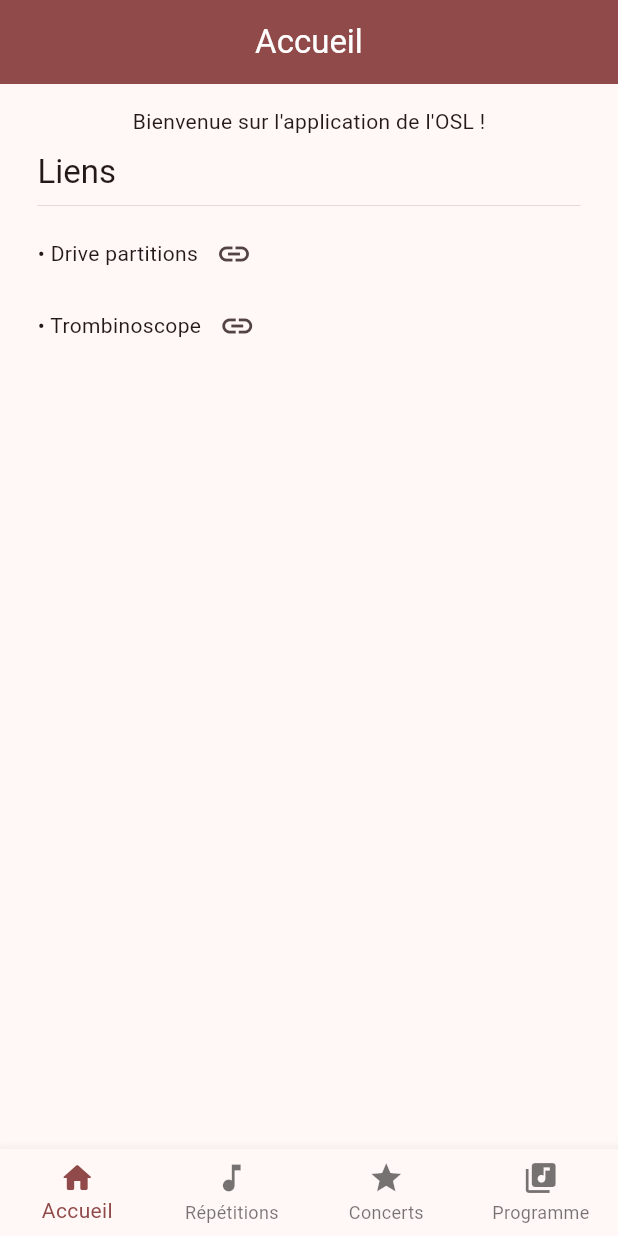
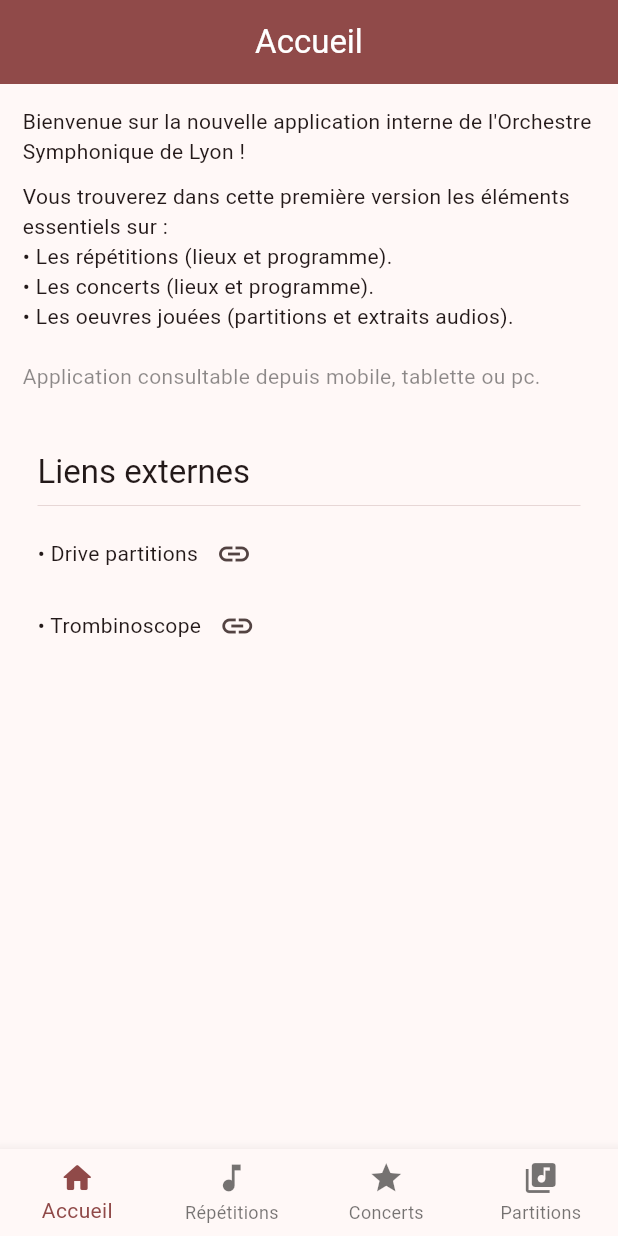
Before and after one commit to AlexMasson/OslApp, a Flutter app: the screen it shows after launch, on a phone screen of 412 x 824 dp. Run offline on Flutter 3.47's test engine with Material 2 defaults, Android fonts, the phone set to English and light mode, and no system bars; our stand-ins replace csv, flutter_easyloading, flutter_svg; missing offline and left inert: maps_launcher, rounded_background_text.

Commit message:
some edition

```diff
--- a/lib/index_page.dart
+++ b/lib/index_page.dart
@@ -8,12 +8,23 @@ class IndexPage extends StatelessWidget {
   Widget build(BuildContext context) {
     return Container(
         padding: const EdgeInsets.all(15),
-        child: Column(children: [
-          const Center(child: Column(children: [Text('Bienvenue sur l\'application de l\'OSL !')])),
+        child: Column(crossAxisAlignment: CrossAxisAlignment.start, children: [
+          const Text('Bienvenue sur la nouvelle application interne de l\'Orchestre Symphonique de Lyon !'),
+          const SizedBox(height: 10),
+          const Text('Vous trouverez dans cette première version les éléments essentiels sur :'),
+          const Text('\u2022 Les répétitions (lieux et programme).'),
+          const Text('\u2022 Les concerts (lieux et programme).'),
+          const Text('\u2022 Les oeuvres jouées (partitions et extraits audios).'),
+          const SizedBox(height: 20),
+          const Text(
+            'Application consultable depuis mobile, tablette ou pc.',
+            style: TextStyle(color: Colors.black45),
+          ),
+          const SizedBox(height: 30),
           Container(
               padding: const EdgeInsets.all(10),
               child: Column(crossAxisAlignment: CrossAxisAlignment.start, children: [
-                Text('Liens', style: Theme.of(context).textTheme.titleLarge),
+                Text('Liens externes', style: Theme.of(context).textTheme.titleLarge),
                 const Divider(thickness: 0.4),
                 Row(children: [
                   const Text('\u2022 Drive partitions'),
--- a/lib/main.dart
+++ b/lib/main.dart
@@ -23,6 +23,7 @@ class MyApp extends StatelessWidget {
   Widget build(BuildContext context) {
     return MaterialApp(
       title: 'OSL App',
+      themeMode: ThemeMode.light,
       theme: ThemeData(colorScheme: ColorScheme.fromSeed(seedColor: const Color.fromARGB(0, 209, 51, 61)), useMaterial3: true),
       home: const MyHomePage(title: 'Accueil'),
       builder: EasyLoading.init(),
--- a/lib/nav_bar_items.dart
+++ b/lib/nav_bar_items.dart
@@ -19,6 +19,6 @@ const navBarItems = [
   BottomNavigationBarItem(
     icon: Icon(Icons.library_music),
     activeIcon: Icon(Icons.library_music_rounded),
-    label: 'Programme',
+    label: 'Partitions',
   ),
 ];
--- a/lib/repetitions/repetitions_detail_component.dart
+++ b/lib/repetitions/repetitions_detail_component.dart
@@ -54,7 +54,7 @@ class RepetitionsDetailsComponent extends StatelessWidget {
       case 'Opéra':
         adresse = '102 rue de Marseille 69007 Lyon';
         break;
-      case 'Emile Cohl':
+      case 'Ecole Emile Cohl':
         adresse = '1 rue Felix Rollet 69003 Lyon';
       case 'ENS':
         adresse = '46 allée d\'Italie 69007 Lyon';
```
